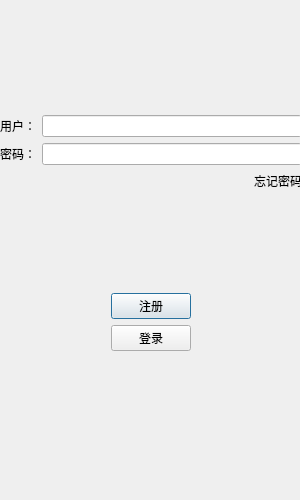
outoflu/online-chat-qt, file login.ui: the form before one commit.
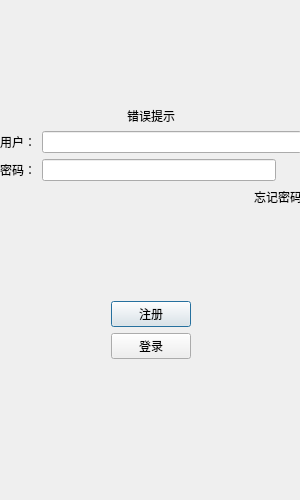
The form after the commit. Icons and pictures are not drawn. Custom widgets are drawn as their Qt base class.

Commit message: 添加 更换密码功能 修复已知错误

The edit to the form file:
```diff
--- a/login.ui
+++ b/login.ui
@@ -77,6 +77,16 @@
       </property>
      </spacer>
     </item>
+    <item>
+     <widget class="QLabel" name="label_2">
+      <property name="text">
+       <string>错误提示</string>
+      </property>
+      <property name="alignment">
+       <set>Qt::AlignmentFlag::AlignCenter</set>
+      </property>
+     </widget>
+    </item>
     <item>
      <layout class="QHBoxLayout" name="horizontalLayout_2">
       <item>
@@ -103,6 +113,25 @@
       <item>
        <widget class="QLineEdit" name="PasswdEdit"/>
       </item>
+      <item>
+       <widget class="ClickedLabel" name="PasswdVisible">
+        <property name="minimumSize">
+         <size>
+          <width>20</width>
+          <height>20</height>
+         </size>
+        </property>
+        <property name="maximumSize">
+         <size>
+          <width>20</width>
+          <height>20</height>
+         </size>
+        </property>
+        <property name="text">
+         <string/>
+        </property>
+       </widget>
+      </item>
      </layout>
     </item>
     <item>
```
Left out of the diff: 28 changed lines with no effect on the pictures. The commit also changes 24 other files.
